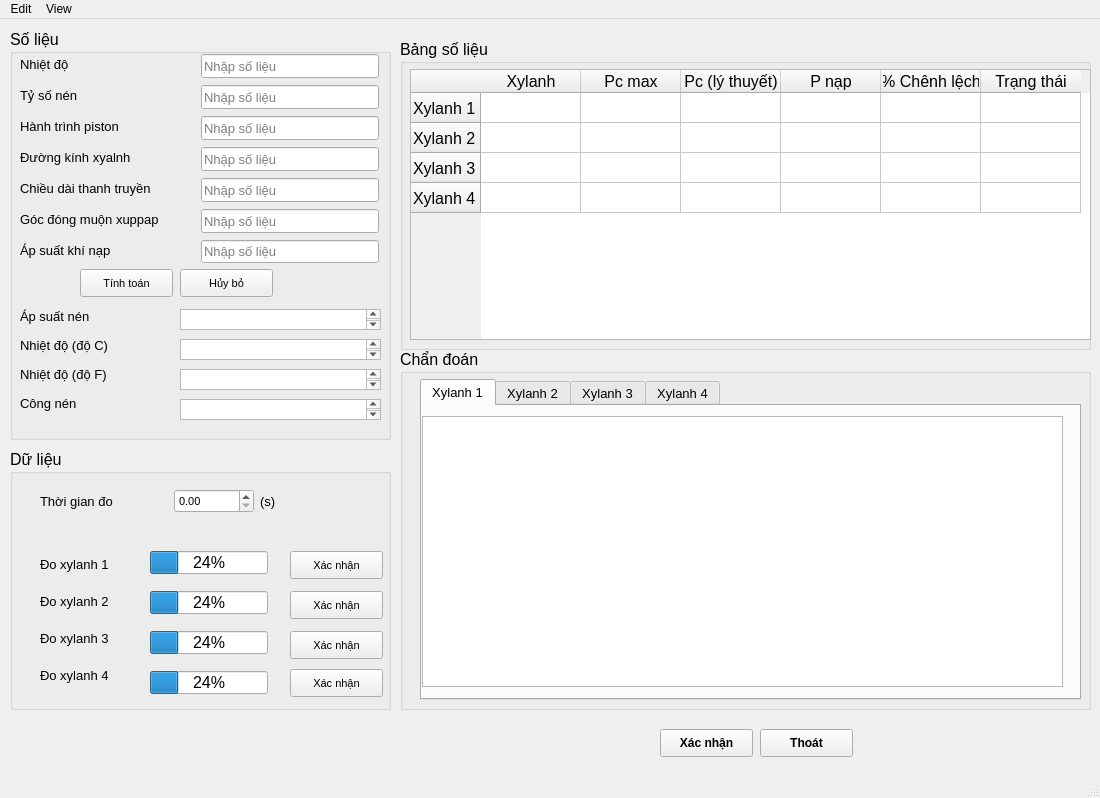
This is GUI/GUImain.ui in Vuchauduytung/LuanVan as Qt 5 draws it before an edit. The edited form follows.
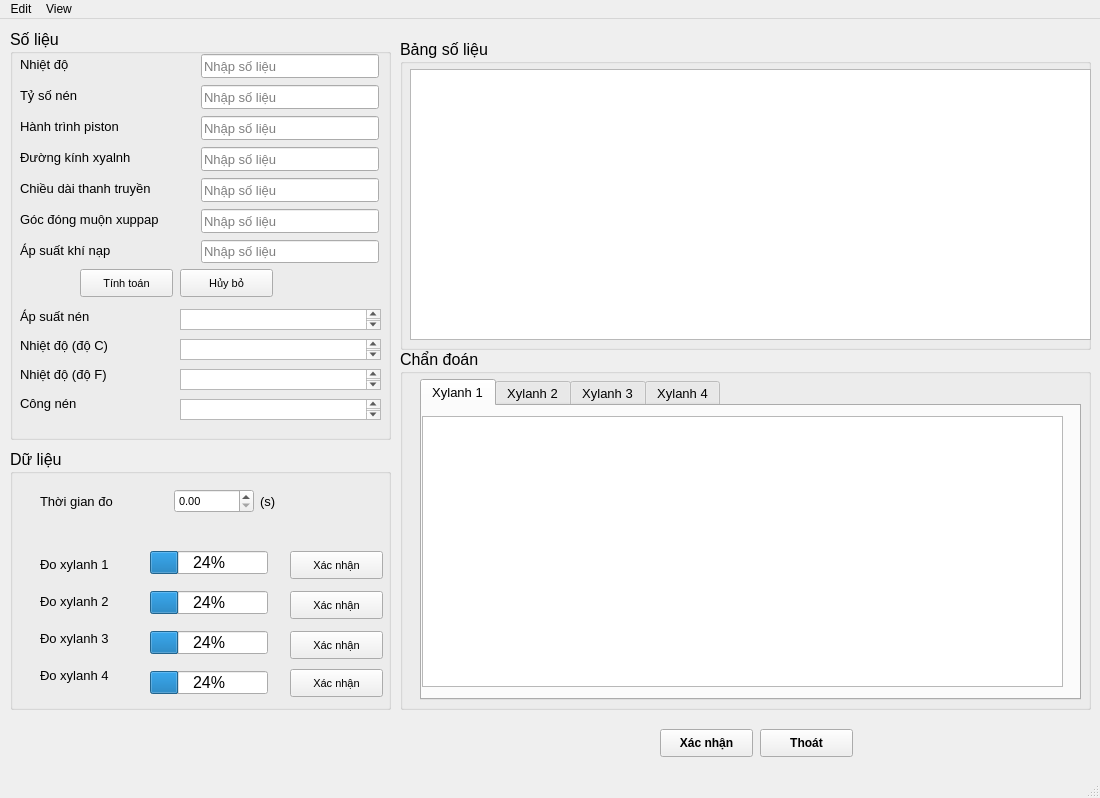
This is the edited form.

```diff
--- a/GUI/GUImain.ui
+++ b/GUI/GUImain.ui
@@ -723,56 +723,6 @@
        <height>271</height>
       </rect>
      </property>
-     <row>
-      <property name="text">
-       <string>Xylanh 1</string>
-      </property>
-     </row>
-     <row>
-      <property name="text">
-       <string>Xylanh 2</string>
-      </property>
-     </row>
-     <row>
-      <property name="text">
-       <string>Xylanh 3</string>
-      </property>
-     </row>
-     <row>
-      <property name="text">
-       <string>Xylanh 4</string>
-      </property>
-     </row>
-     <column>
-      <property name="text">
-       <string>Xylanh</string>
-      </property>
-     </column>
-     <column>
-      <property name="text">
-       <string>Pc max</string>
-      </property>
-     </column>
-     <column>
-      <property name="text">
-       <string>Pc (lý thuyết)</string>
-      </property>
-     </column>
-     <column>
-      <property name="text">
-       <string>P nạp</string>
-      </property>
-     </column>
-     <column>
-      <property name="text">
-       <string>% Chênh lệch</string>
-      </property>
-     </column>
-     <column>
-      <property name="text">
-       <string>Trạng thái</string>
-      </property>
-     </column>
     </widget>
    </widget>
    <widget class="QPushButton" name="BT_cancel">
```
